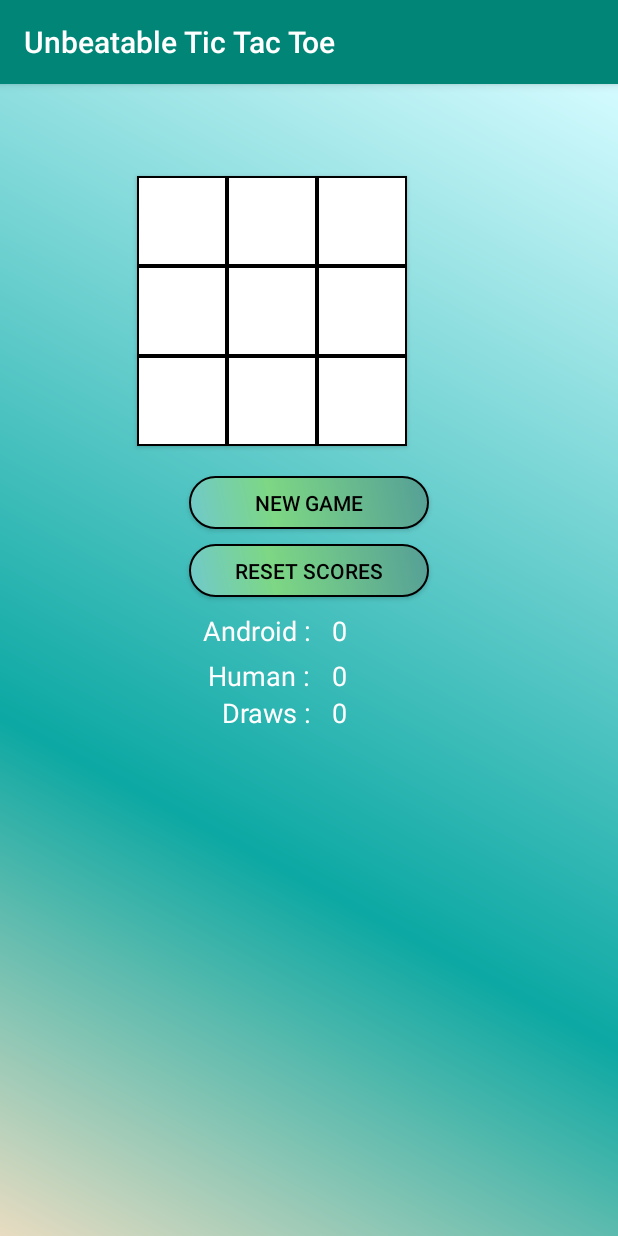
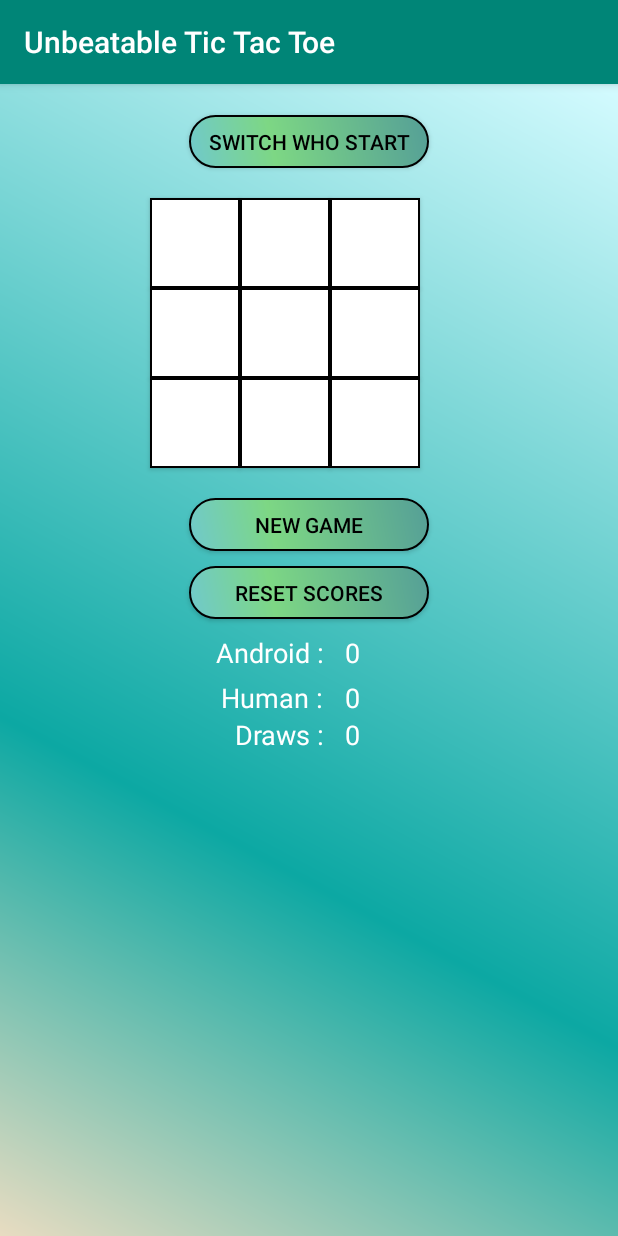
Before and after one commit to ssjsatish/Unbeatable-Tic-Tac-Toe, an Android app: the UnbeatableGame screen opened directly, with no data from a screen before it, on a phone screen of 412 x 824 dp. Run offline under Robolectric (Android 15) with nearby library versions, the phone set to English and light mode, and no system bars.

Commit message:
Update activity_unbeatable_game.xml

```diff
--- a/src/main/res/layout/activity_unbeatable_game.xml
+++ b/src/main/res/layout/activity_unbeatable_game.xml
@@ -22,6 +22,17 @@
         android:layout_toEndOf="@+id/b1" />
 
     <Button
+        android:layout_width="160dp"
+        android:layout_height="35dp"
+        android:text="Switch Who Start"
+        android:textColor="@color/black"
+        android:id="@+id/switchbutton"
+        android:layout_above="@+id/b2"
+        android:layout_centerHorizontal="true"
+        android:background="@drawable/btn_background"
+       android:layout_marginBottom="20dp"
+        />
+    <Button
         android:layout_width="60dp"
         android:layout_height="60dp"
         android:text=""
@@ -29,11 +40,12 @@
         android:textColor="@color/black"
         android:background="@drawable/board_btn"
         android:id="@+id/b1"
-        android:layout_marginTop="45dp"
+        android:layout_marginTop="60dp"
         android:layout_alignParentTop="true"
         android:layout_alignParentLeft="true"
         android:layout_alignParentStart="true"
-        android:layout_marginLeft="75dp"          />
+        android:layout_marginLeft="84dp"
+        />
 
     <Button
         android:layout_width="60dp"
```
